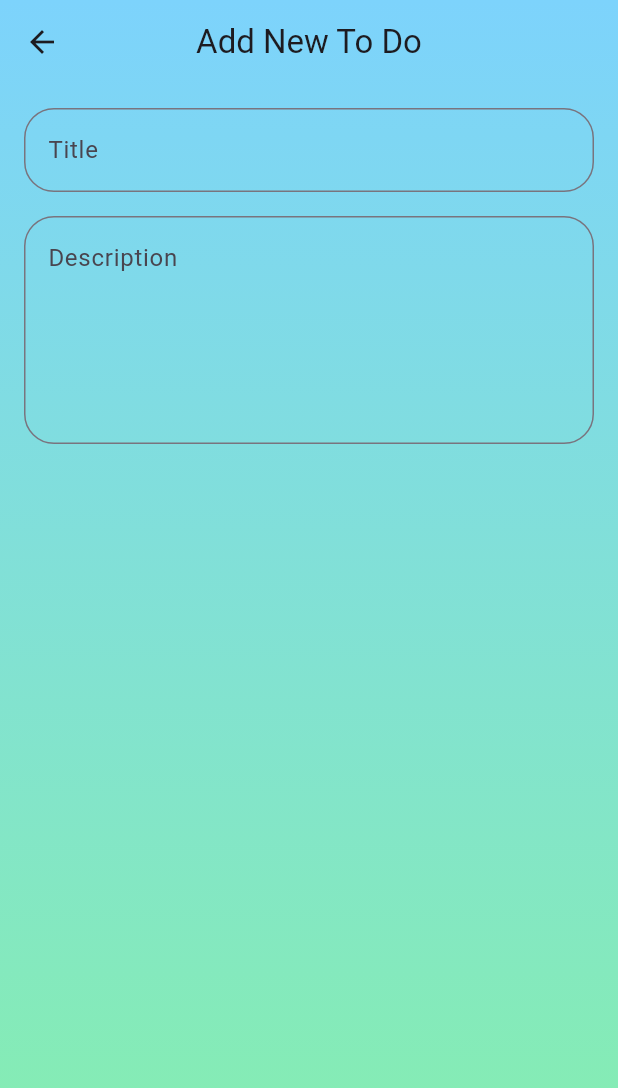
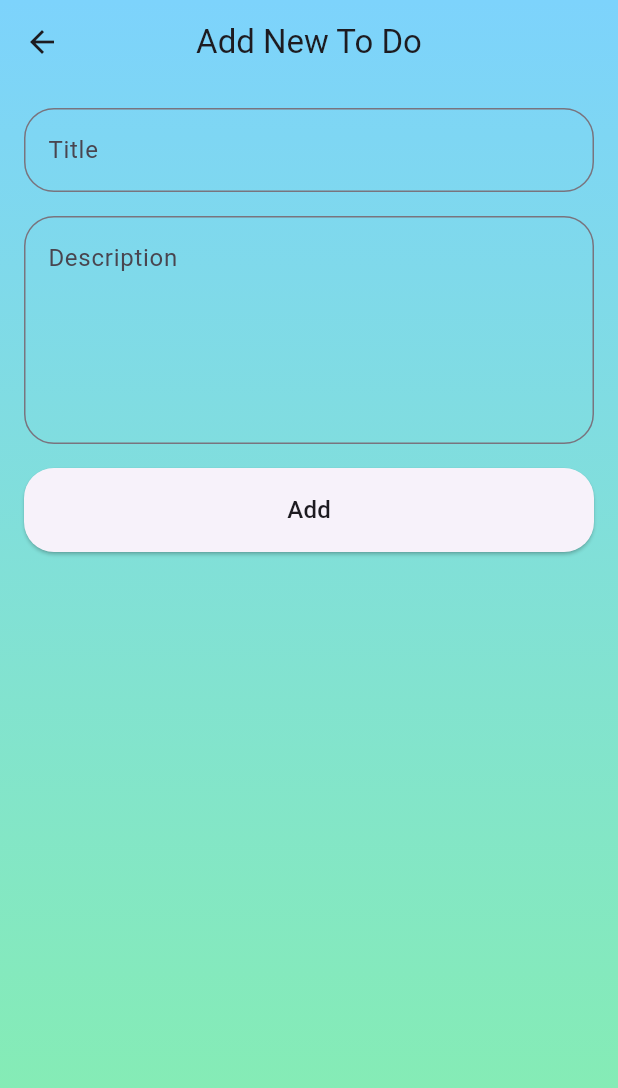
Before and after one commit to umutyenidil/todaily, a Flutter app: the AddTodoPage screen opened directly, on a phone screen of 412 x 824 dp. Shown: the top 1088 px of the screen. Run offline on Flutter 3.47's test engine with Material 3 defaults, Android fonts, the phone set to English and light mode, and no system bars; our stand-ins replace cloud_firestore, dartz, equatable, firebase_auth, firebase_core, flutter_bloc and 6 more; accounts and stored records are empty.

Commit message:
Feat(Todo): Todo eklenmesi saglandi

```diff
--- a/lib/core/common/pages/launch/launch_page.dart
+++ b/lib/core/common/pages/launch/launch_page.dart
@@ -7,7 +7,7 @@ import 'package:todaily/features/auth/presentation/blocs/auth/auth_bloc.dart';
 import 'package:todaily/features/auth/presentation/pages/sign_in/sign_in_page.dart';
 import 'package:todaily/features/on_boarding/presentation/blocs/on_boarding/on_boarding_bloc.dart';
 import 'package:todaily/features/on_boarding/presentation/pages/on_boarding/on_boarding_page.dart';
-import 'package:todaily/features/todo/presentation/pages/todo_page.dart';
+import 'package:todaily/features/todo/presentation/pages/todos/todo_page.dart';
 
 class LaunchPage extends StatefulWidget {
   static const String path = '/LaunchPage';
@@ -52,7 +52,7 @@ class _LaunchPageState extends State<LaunchPage> {
             if (state is AuthGetCurrentUserSuccess) {
               final user = state.user;
               if (user != null) {
-                Navigator.of(context).pushReplacement(TodoPage.route());
+                Navigator.of(context).pushReplacement(TodosPage.route());
               } else {
                 Navigator.of(context).pushReplacement(SignInPage.route());
               }
--- a/lib/core/utils/constants.dart
+++ b/lib/core/utils/constants.dart
@@ -3,6 +3,9 @@ const String kFirstTime = 'firstTime';
 
 //  Firestore
 const String kUsers = "users";
+const String kTodos = "todos";
+const String kTitle = "title";
+const String kDescription = "description";
 const String kId = 'id';
 const String kFullName = 'full_name';
 const String kEmailAddress = 'email';
--- a/lib/features/auth/presentation/pages/sign_up/sign_up_page.dart
+++ b/lib/features/auth/presentation/pages/sign_up/sign_up_page.dart
@@ -9,7 +9,7 @@ import 'package:todaily/core/utils/snack_bar_utils.dart';
 import 'package:todaily/features/auth/presentation/blocs/auth/auth_bloc.dart';
 import 'package:todaily/features/auth/presentation/pages/sign_in/sign_in_page.dart';
 import 'package:todaily/features/auth/presentation/widgets/sign_up_form.dart';
-import 'package:todaily/features/todo/presentation/pages/todo_page.dart';
+import 'package:todaily/features/todo/presentation/pages/todos/todo_page.dart';
 
 class SignUpPage extends StatefulWidget {
   static const String path = '/SignInPage';
@@ -30,7 +30,7 @@ class _SignUpPageState extends State<SignUpPage> {
     return BlocListener<AuthBloc, AuthState>(
       listener: (context, state) {
         if (state is AuthSignUpSuccess) {
-          Navigator.of(context).pushReplacement(TodoPage.route());
+          Navigator.of(context).pushReplacement(TodosPage.route());
         }
         if (state is AuthError) {
           SnackBarUtils.showSnackBar(context, state.message);
--- /dev/null
+++ b/lib/features/todo/domain/use_cases/add_todo_use_case.dart
@@ -0,0 +1,31 @@
+import 'package:todaily/core/use_case/use_case.dart';
+import 'package:todaily/core/utils/typedefs.dart';
+import 'package:todaily/features/todo/domain/repositories/todo_repository.dart';
+
+class AddTodoUseCase implements UseCase<void, AddTodoParams> {
+  final TodoRepository repository;
+
+  const AddTodoUseCase({
+    required this.repository,
+  });
+
+  @override
+  ResultFuture<void> call(
+    AddTodoParams params,
+  ) async {
+    return await repository.addTodo(
+      title: params.title,
+      description: params.description,
+    );
+  }
+}
+
+class AddTodoParams {
+  final String title;
+  final String description;
+
+  const AddTodoParams({
+    required this.title,
+    required this.description,
+  });
+}
--- /dev/null
+++ b/lib/features/todo/presentation/blocs/todo/todo_bloc.dart
@@ -0,0 +1,36 @@
+import 'package:flutter_bloc/flutter_bloc.dart';
+import 'package:equatable/equatable.dart';
+
+import '../../../domain/use_cases/add_todo_use_case.dart';
+
+part 'todo_event.dart';
+
+part 'todo_state.dart';
+
+class TodoBloc extends Bloc<TodoEvent, TodoState> {
+  final AddTodoUseCase addTodo;
+
+  TodoBloc({
+    required this.addTodo,
+  }) : super(TodoInitial()) {
+    // on<TodoEvent>((event, emit) {});
+    on<TodoEvent>((_, emit) => emit(TodoLoading()));
+    on<AddTodoEvent>(_onAddTodoEvent);
+  }
+
+  Future<void> _onAddTodoEvent(AddTodoEvent event, Emitter<TodoState> emit) async {
+    final result = await addTodo(AddTodoParams(
+      title: event.title,
+      description: event.description,
+    ));
+
+    result.fold(
+      (failure) => emit(
+        TodoError(message: failure.message),
+      ),
+      (_) => emit(
+        TodoAddTodoSuccess(),
+      ),
+    );
+  }
+}
--- /dev/null
+++ b/lib/features/todo/presentation/blocs/todo/todo_event.dart
@@ -0,0 +1,21 @@
+part of 'todo_bloc.dart';
+
+sealed class TodoEvent extends Equatable {
+  const TodoEvent();
+}
+
+final class AddTodoEvent extends TodoEvent {
+  final String title;
+  final String description;
+
+  const AddTodoEvent({
+    required this.title,
+    required this.description,
+  });
+
+  @override
+  List<Object?> get props => [
+        title,
+        description,
+      ];
+}
--- /dev/null
+++ b/lib/features/todo/presentation/blocs/todo/todo_state.dart
@@ -0,0 +1,33 @@
+part of 'todo_bloc.dart';
+
+sealed class TodoState extends Equatable {
+  const TodoState();
+}
+
+final class TodoInitial extends TodoState {
+  @override
+  List<Object> get props => [];
+}
+
+final class TodoLoading extends TodoState {
+  @override
+  List<Object?> get props => [];
+}
+
+final class TodoError extends TodoState {
+  final String message;
+
+  const TodoError({
+    required this.message,
+  });
+
+  @override
+  List<Object?> get props => [
+        message,
+      ];
+}
+
+final class TodoAddTodoSuccess extends TodoState {
+  @override
+  List<Object?> get props => [];
+}
--- /dev/null
+++ b/lib/features/todo/presentation/pages/add_todo/add_todo_page.dart
@@ -0,0 +1,56 @@
+import 'package:flutter/material.dart';
+import 'package:flutter_bloc/flutter_bloc.dart';
+import 'package:todaily/core/common/widgets/backgrounds/gradient_background.dart';
+import 'package:todaily/core/resources/color_res.dart';
+import 'package:todaily/core/resources/edge_insets_res.dart';
+import 'package:todaily/core/services/dependency_injection.dart';
+import 'package:todaily/core/utils/snack_bar_utils.dart';
+import 'package:todaily/features/todo/presentation/widgets/add_todo_form.dart';
+
+import '../../blocs/todo/todo_bloc.dart';
+
+class AddTodoPage extends StatelessWidget {
+  static const String path = '/AddTodoPage';
+
+  static route() => MaterialPageRoute(
+        builder: (_) => BlocProvider(
+          create: (context) => sl<TodoBloc>(),
+          child: const AddTodoPage(),
+        ),
+      );
+
+  const AddTodoPage({super.key});
+
+  @override
+  Widget build(BuildContext context) {
+    return BlocListener<TodoBloc, TodoState>(
+      listener: (context, state) {
+        if (state is TodoError) {
+          SnackBarUtils.showSnackBar(context, state.message);
+        }
+        if (state is TodoAddTodoSuccess) {
+          SnackBarUtils.showSnackBar(context, "Todo has been added");
+          Navigator.of(context).pop();
+        }
+      },
+      child: Scaffold(
+        extendBodyBehindAppBar: true,
+        appBar: AppBar(
+          backgroundColor: ColorRes.TRANSPARENT,
+          title: const Text(
+            'Add New To Do',
+          ),
+          centerTitle: true,
+        ),
+        body: const GradientBackground(
+          child: SafeArea(
+            child: Padding(
+              padding: EdgeInsetsRes.ALL16,
+              child: AddTodoForm(),
+            ),
+          ),
+        ),
+      ),
+    );
+  }
+}
--- a/lib/features/todo/presentation/pages/add_todo_page.dart
+++ /dev/null
@@ -1,50 +0,0 @@
-import 'package:flutter/material.dart';
-import 'package:todaily/core/common/widgets/backgrounds/gradient_background.dart';
-import 'package:todaily/core/common/widgets/input.dart';
-import 'package:todaily/core/extensions/widget_ext.dart';
-import 'package:todaily/core/resources/color_res.dart';
-import 'package:todaily/core/resources/edge_insets_res.dart';
-
-class AddTodoPage extends StatelessWidget {
-  static const String path = '/AddTodoPage';
-
-  static route() => MaterialPageRoute(
-        builder: (_) => const AddTodoPage(),
-      );
-
-  const AddTodoPage({super.key});
-
-  @override
-  Widget build(BuildContext context) {
-    return Scaffold(
-      extendBodyBehindAppBar: true,
-      appBar: AppBar(
-        backgroundColor: ColorRes.TRANSPARENT,
-        title: const Text(
-          'Add New To Do',
-        ),
-        centerTitle: true,
-      ),
-      body: GradientBackground(
-        child: SafeArea(
-          child: Padding(
-            padding: EdgeInsetsRes.ALL16,
-            child: Column(
-              children: [
-                Input(
-                  controller: TextEditingController(),
-                  hint: "Title",
-                ).padding(bottom: 16),
-                Input(
-                  controller: TextEditingController(),
-                  hint: "Description",
-                  maxLines: 5,
-                ),
-              ],
-            ),
-          ),
-        ),
-      ),
-    );
-  }
-}
--- /dev/null
+++ b/lib/features/todo/presentation/widgets/add_todo_form.dart
@@ -0,0 +1,66 @@
+import 'package:flutter/material.dart';
+import 'package:flutter_bloc/flutter_bloc.dart';
+import 'package:todaily/core/common/widgets/button.dart';
+import 'package:todaily/core/common/widgets/input.dart';
+import 'package:todaily/core/extensions/widget_ext.dart';
+import 'package:todaily/features/todo/presentation/blocs/todo/todo_bloc.dart';
+
+class AddTodoForm extends StatefulWidget {
+  const AddTodoForm({super.key});
+
+  @override
+  State<AddTodoForm> createState() => _AddTodoFormState();
+}
+
+class _AddTodoFormState extends State<AddTodoForm> {
+  final GlobalKey<FormState> _formKey = GlobalKey<FormState>();
+  final TextEditingController _titleController = TextEditingController();
+  final TextEditingController _descriptionController = TextEditingController();
+
+  @override
+  void dispose() {
+    _titleController.dispose();
+    _descriptionController.dispose();
+
+    super.dispose();
+  }
+
+  @override
+  Widget build(BuildContext context) {
+    return Form(
+      key: _formKey,
+      child: Column(
+        mainAxisSize: MainAxisSize.min,
+        children: [
+          Input(
+            controller: _titleController,
+            hint: "Title",
+          ).padding(bottom: 16),
+          Input(
+            controller: _descriptionController,
+            hint: "Description",
+            maxLines: 5,
+          ).padding(bottom: 16),
+          BlocBuilder<TodoBloc, TodoState>(
+            builder: (context, state) {
+              return Button(
+                isLoading: state is TodoLoading,
+                text: "Add",
+                onPressed: () {
+                  if (_formKey.currentState!.validate()) {
+                    context.read<TodoBloc>().add(
+                          AddTodoEvent(
+                            title: _titleController.text.trim(),
+                            description: _descriptionController.text.trim(),
+                          ),
+                        );
+                  }
+                },
+              );
+            },
+          ),
+        ],
+      ),
+    );
+  }
+}
--- a/lib/features/todo/presentation/widgets/todo_fab.dart
+++ b/lib/features/todo/presentation/widgets/todo_fab.dart
@@ -1,7 +1,7 @@
 import 'package:flutter/material.dart';
 import 'package:iconsax/iconsax.dart';
 import 'package:todaily/core/resources/color_res.dart';
-import 'package:todaily/features/todo/presentation/pages/add_todo_page.dart';
+import 'package:todaily/features/todo/presentation/pages/add_todo/add_todo_page.dart';
 
 class TodoFab extends StatelessWidget {
   const TodoFab({super.key});
```
Also changed, not shown: lib/core/services/dependency_injection.dart (+31 -0 lines), lib/features/todo/data/data_sources/todo_remote_data_source_impl.dart (+10 -1 lines), lib/features/todo/data/repositories/todo_repository_impl.dart (+12 -0 lines), lib/features/todo/presentation/pages/todos/todo_page.dart (renamed from lib/features/todo/presentation/pages/todo_page.dart, +6 -6 lines).
